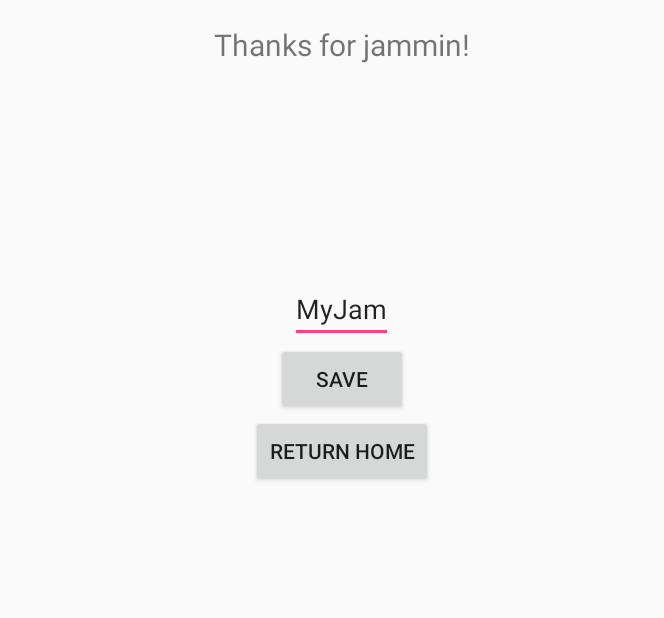
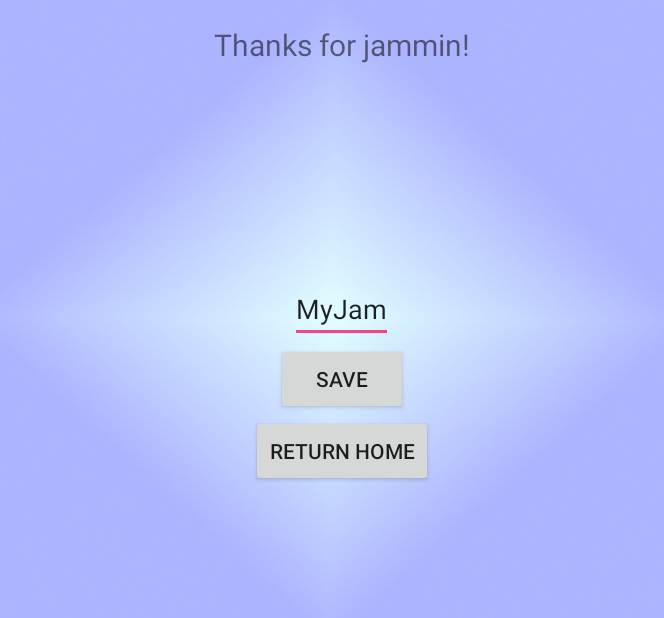
Before and after one commit to rscsam/LetsJam, an Android app: the EndJam screen opened directly, with no data from a screen before it, on a phone screen of 824 x 412 dp (held sideways). Shown: the whole screen, without its empty margins (276-940 px from the left). Run offline under Robolectric (Android 15) with nearby library versions, the phone set to English and light mode, and no system bars.

Commit message:
Added background to activity_end

```diff
--- a/app/src/main/res/layout/activity_end_jam.xml
+++ b/app/src/main/res/layout/activity_end_jam.xml
@@ -8,6 +8,7 @@
     android:paddingLeft="@dimen/activity_horizontal_margin"
     android:paddingRight="@dimen/activity_horizontal_margin"
     android:paddingTop="@dimen/activity_vertical_margin"
+    android:background="@drawable/background2">
     tools:context="com.hack.rss.letsjam.EndJam">
     <TextView
         android:layout_width="wrap_content"
```
